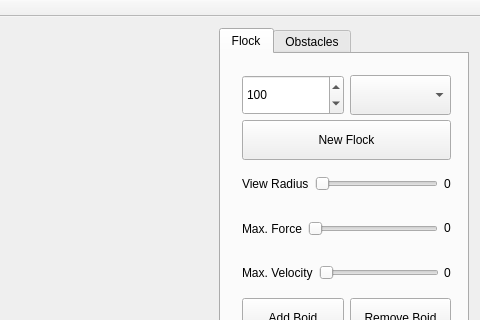
Old version of the form ui/mainwindow.ui in the repository d3fc0n1/ASE_Project-Flocking_System; both pictures show x 549 to 1029 and y 0 to 320 of the 1029 by 720 pixel window.
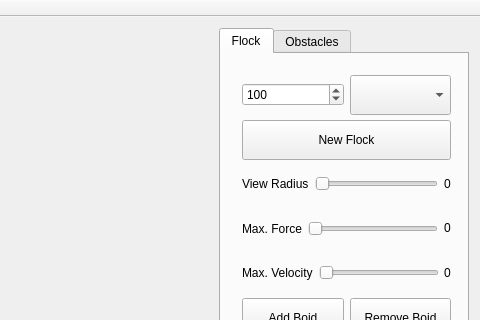
New version of the form.

Patch:
```diff
--- a/ui/mainwindow.ui
+++ b/ui/mainwindow.ui
@@ -129,7 +129,7 @@
            <property name="minimumSize">
             <size>
              <width>0</width>
-             <height>40</height>
+             <height>20</height>
             </size>
            </property>
            <property name="minimum">
```
